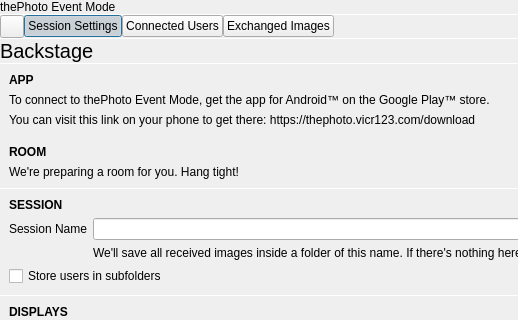
Before: the Qt Designer form event/eventmodesettings.ui in theCheeseboard/thephoto, drawn with Qt 5; both pictures show x 0 to 518 and y 0 to 320 of the 1090 by 831 pixel window.
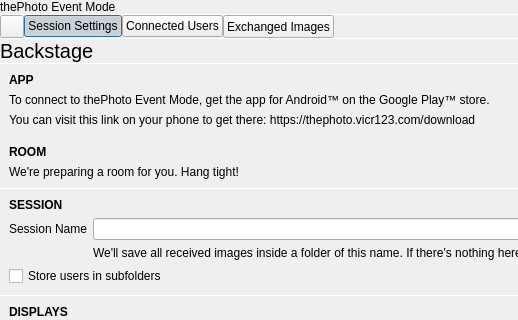
After: the same form once the commit is applied. Icons and pictures are not drawn. Custom widgets are drawn as their Qt base class.

Diff of the .ui file:
```diff
--- a/event/eventmodesettings.ui
+++ b/event/eventmodesettings.ui
@@ -131,6 +131,12 @@
       </item>
       <item>
        <widget class="QPushButton" name="exchangedImagesButton">
+        <property name="sizePolicy">
+         <sizepolicy hsizetype="Minimum" vsizetype="Preferred">
+          <horstretch>0</horstretch>
+          <verstretch>0</verstretch>
+         </sizepolicy>
+        </property>
         <property name="text">
          <string>Exchanged Images</string>
         </property>
```
